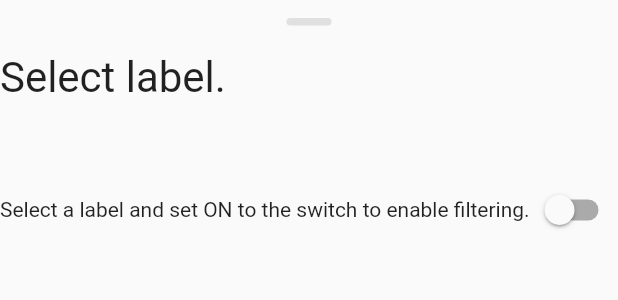
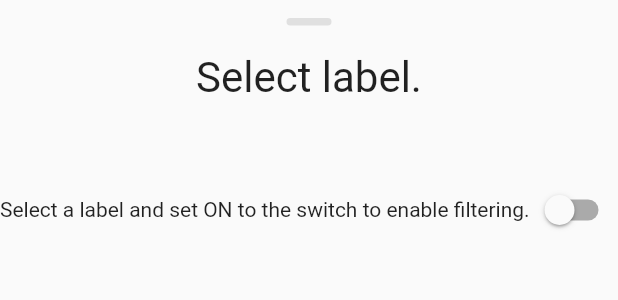
Before and after one commit to nandotiamat/doccano_flutter, a Flutter app: the LabelsWrap widget shown alone on an empty page, opened directly with empty values, on a phone screen of 412 x 824 dp. Shown: the top 300 px of the screen. Run offline on Flutter 3.47's test engine with Material 2 defaults, Android fonts, the phone set to English and light mode, and no system bars; our stand-ins replace dio, flutter_card_swiper, flutter_dotenv, shared_preferences, sliding_up_panel; missing offline and left inert: float_column, selectable; accounts and stored records are empty.

```diff
--- a/lib/components/labels_wrap.dart
+++ b/lib/components/labels_wrap.dart
@@ -41,7 +41,7 @@ class _LabelsWrapState extends State<LabelsWrap> {
     if (widget.panelController != null) {
       widget.panelController!.close();
     }
-    if (widget.clustersUpdateCallback != null) {
+    if (widget.clustersUpdateCallback != null && _switchActive) {
       widget.clustersUpdateCallback!();
     }
   }
@@ -50,7 +50,6 @@ class _LabelsWrapState extends State<LabelsWrap> {
   Widget build(BuildContext context) {
     return ListView(
       controller: widget._scrollController,
-      // mainAxisAlignment: MainAxisAlignment.center,
       children: [
         const SizedBox(
           height: 12.0,
@@ -72,8 +71,7 @@ class _LabelsWrapState extends State<LabelsWrap> {
         ),
         selectedLabelData["label"] != null
             ? Row(
-                mainAxisAlignment: MainAxisAlignment.spaceEvenly,
-                crossAxisAlignment: CrossAxisAlignment.center,
+                mainAxisAlignment: MainAxisAlignment.center,
                 children: [
                   const Text(
                     "Selected Label: ",
@@ -89,9 +87,11 @@ class _LabelsWrapState extends State<LabelsWrap> {
                   ),
                 ],
               )
-            : const Text(
-                "Select label.",
-                textScaleFactor: 2.00,
+            : const Center(
+                child: Text(
+                  "Select label.",
+                  textScaleFactor: 2.00,
+                ),
               ),
         const SizedBox(
           height: 48.0,
```
